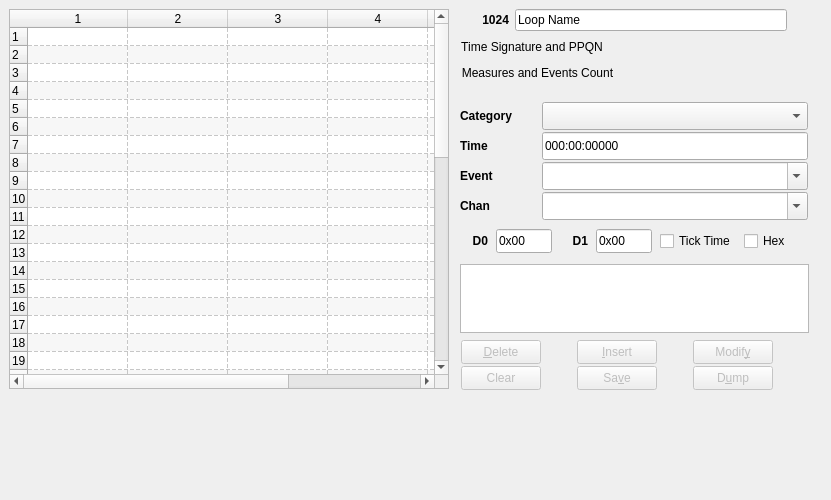
The window that seq_qt5/forms/qseqeventframe.ui (ahlstromcj/seq66) describes before a commit, drawn with Qt 5.
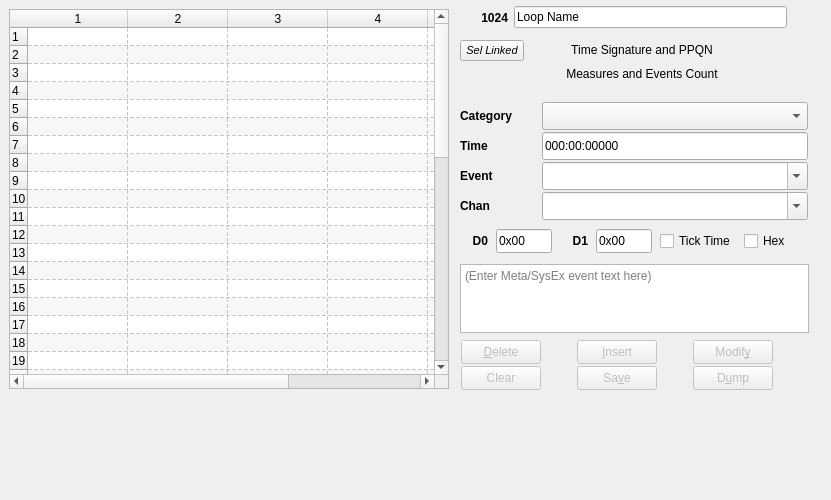
The same window after the commit.

Commit message: Now able to insert Meta Text events in event editor.

What changed in the file:
```diff
--- a/seq_qt5/forms/qseqeventframe.ui
+++ b/seq_qt5/forms/qseqeventframe.ui
@@ -152,6 +152,15 @@
      <verstretch>0</verstretch>
     </sizepolicy>
    </property>
+   <property name="lineWidth">
+    <number>2</number>
+   </property>
+   <property name="horizontalScrollBarPolicy">
+    <enum>Qt::ScrollBarAlwaysOff</enum>
+   </property>
+   <property name="placeholderText">
+    <string>(Enter Meta/SysEx event text here)</string>
+   </property>
   </widget>
   <widget class="QWidget" name="layoutWidget">
    <property name="geometry">
@@ -329,143 +338,6 @@
     </item>
    </layout>
   </widget>
-  <widget class="QWidget" name="layoutWidget">
-   <property name="geometry">
-    <rect>
-     <x>461</x>
-     <y>9</y>
-     <width>349</width>
-     <height>86</height>
-    </rect>
-   </property>
-   <layout class="QVBoxLayout" name="verticalLayout">
-    <property name="sizeConstraint">
-     <enum>QLayout::SetFixedSize</enum>
-    </property>
-    <item>
-     <layout class="QHBoxLayout" name="horizontalLayout_2" stretch="0,0">
-      <property name="spacing">
-       <number>6</number>
-      </property>
-      <property name="sizeConstraint">
-       <enum>QLayout::SetMinimumSize</enum>
-      </property>
-      <property name="rightMargin">
-       <number>10</number>
-      </property>
-      <item>
-       <widget class="QLabel" name="label_seq_number">
-        <property name="minimumSize">
-         <size>
-          <width>48</width>
-          <height>0</height>
-         </size>
-        </property>
-        <property name="maximumSize">
-         <size>
-          <width>48</width>
-          <height>16777215</height>
-         </size>
-        </property>
-        <property name="font">
-         <font>
-          <weight>75</weight>
-          <bold>true</bold>
-         </font>
-        </property>
-        <property name="text">
-         <string>1024</string>
-        </property>
-        <property name="alignment">
-         <set>Qt::AlignRight|Qt::AlignTrailing|Qt::AlignVCenter</set>
-        </property>
-       </widget>
-      </item>
-      <item>
-       <widget class="QLineEdit" name="m_entry_name">
-        <property name="sizePolicy">
-         <sizepolicy hsizetype="MinimumExpanding" vsizetype="Fixed">
-          <horstretch>0</horstretch>
-          <verstretch>0</verstretch>
-         </sizepolicy>
-        </property>
-        <property name="minimumSize">
-         <size>
-          <width>272</width>
-          <height>0</height>
-         </size>
-        </property>
-        <property name="maximumSize">
-         <size>
-          <width>9999</width>
-          <height>16777215</height>
-         </size>
-        </property>
-        <property name="text">
-         <string>Loop Name</string>
-        </property>
-       </widget>
-      </item>
-     </layout>
-    </item>
-    <item>
-     <widget class="QLabel" name="label_time_sig">
-      <property name="sizePolicy">
-       <sizepolicy hsizetype="Fixed" vsizetype="Preferred">
-        <horstretch>0</horstretch>
-        <verstretch>0</verstretch>
-       </sizepolicy>
-      </property>
-      <property name="minimumSize">
-       <size>
-        <width>0</width>
-        <height>20</height>
-       </size>
-      </property>
-      <property name="maximumSize">
-       <size>
-        <width>16777215</width>
-        <height>20</height>
-       </size>
-      </property>
-      <property name="text">
-       <string>Time Signature and PPQN</string>
-      </property>
-      <property name="alignment">
-       <set>Qt::AlignCenter</set>
-      </property>
-     </widget>
-    </item>
-    <item>
-     <widget class="QLabel" name="label_measures_ev_count">
-      <property name="sizePolicy">
-       <sizepolicy hsizetype="Fixed" vsizetype="Preferred">
-        <horstretch>0</horstretch>
-        <verstretch>0</verstretch>
-       </sizepolicy>
-      </property>
-      <property name="minimumSize">
-       <size>
-        <width>0</width>
-        <height>20</height>
-       </size>
-      </property>
-      <property name="maximumSize">
-       <size>
-        <width>16777215</width>
-        <height>20</height>
-       </size>
-      </property>
-      <property name="text">
-       <string>Measures and Events Count</string>
-      </property>
-      <property name="alignment">
-       <set>Qt::AlignCenter</set>
-      </property>
-     </widget>
-    </item>
-   </layout>
-  </widget>
   <widget class="QWidget" name="layoutWidget">
    <property name="geometry">
     <rect>
@@ -818,6 +690,200 @@
     </item>
    </layout>
   </widget>
+  <widget class="QWidget" name="layoutWidget">
+   <property name="geometry">
+    <rect>
+     <x>460</x>
+     <y>4</y>
+     <width>337</width>
+     <height>27</height>
+    </rect>
+   </property>
+   <layout class="QHBoxLayout" name="horizontalLayout_2" stretch="0,0">
+    <property name="spacing">
+     <number>6</number>
+    </property>
+    <property name="sizeConstraint">
+     <enum>QLayout::SetMinimumSize</enum>
+    </property>
+    <property name="rightMargin">
+     <number>10</number>
+    </property>
+    <item>
+     <widget class="QLabel" name="label_seq_number">
+      <property name="minimumSize">
+       <size>
+        <width>48</width>
+        <height>0</height>
+       </size>
+      </property>
+      <property name="maximumSize">
+       <size>
+        <width>48</width>
+        <height>16777215</height>
+       </size>
+      </property>
+      <property name="font">
+       <font>
+        <weight>75</weight>
+        <bold>true</bold>
+       </font>
+      </property>
+      <property name="text">
+       <string>1024</string>
+      </property>
+      <property name="alignment">
+       <set>Qt::AlignRight|Qt::AlignTrailing|Qt::AlignVCenter</set>
+      </property>
+     </widget>
+    </item>
+    <item>
+     <widget class="QLineEdit" name="m_entry_name">
+      <property name="sizePolicy">
+       <sizepolicy hsizetype="MinimumExpanding" vsizetype="Fixed">
+        <horstretch>0</horstretch>
+        <verstretch>0</verstretch>
+       </sizepolicy>
+      </property>
+      <property name="minimumSize">
+       <size>
+        <width>272</width>
+        <height>0</height>
+       </size>
+      </property>
+      <property name="maximumSize">
+       <size>
+        <width>9999</width>
+        <height>16777215</height>
+       </size>
+      </property>
+      <property name="text">
+       <string>Loop Name</string>
+      </property>
+     </widget>
+    </item>
+   </layout>
+  </widget>
+  <widget class="QWidget" name="layoutWidget">
+   <property name="geometry">
+    <rect>
+     <x>460</x>
+     <y>40</y>
+     <width>321</width>
+     <height>58</height>
+    </rect>
+   </property>
+   <layout class="QGridLayout" name="gridLayout_4" rowstretch="0,0" columnstretch="1,6">
+    <property name="sizeConstraint">
+     <enum>QLayout::SetFixedSize</enum>
+    </property>
+    <property name="verticalSpacing">
+     <number>2</number>
+    </property>
+    <item row="0" column="0">
+     <widget class="QPushButton" name="button_link">
+      <property name="maximumSize">
+       <size>
+        <width>64</width>
+        <height>16777215</height>
+       </size>
+      </property>
+      <property name="font">
+       <font>
+        <pointsize>8</pointsize>
+        <italic>true</italic>
+       </font>
+      </property>
+      <property name="toolTip">
+       <string>If enabled, this setting allows two linked
+Note events to be selected at the
+same time.</string>
+      </property>
+      <property name="text">
+       <string>Sel Linked</string>
+      </property>
+      <property name="checkable">
+       <bool>true</bool>
+      </property>
+      <property name="flat">
+       <bool>false</bool>
+      </property>
+     </widget>
+    </item>
+    <item row="0" column="1">
+     <widget class="QLabel" name="label_time_sig">
+      <property name="sizePolicy">
+       <sizepolicy hsizetype="Fixed" vsizetype="Preferred">
+        <horstretch>0</horstretch>
+        <verstretch>0</verstretch>
+       </sizepolicy>
+      </property>
+      <property name="minimumSize">
+       <size>
+        <width>224</width>
+        <height>20</height>
+       </size>
+      </property>
+      <property name="maximumSize">
+       <size>
+        <width>16777215</width>
+        <height>20</height>
+       </size>
+      </property>
+      <property name="text">
+       <string>Time Signature and PPQN</string>
+      </property>
+      <property name="alignment">
+       <set>Qt::AlignCenter</set>
+      </property>
+     </widget>
+    </item>
+    <item row="1" column="0">
+     <widget class="QPushButton" name="button_blank">
+      <property name="maximumSize">
+       <size>
+        <width>64</width>
+        <height>16777215</height>
+       </size>
+      </property>
+      <property name="text">
+       <string/>
+      </property>
+      <property name="flat">
+       <bool>true</bool>
+      </property>
+     </widget>
+    </item>
+    <item row="1" column="1">
+     <widget class="QLabel" name="label_measures_ev_count">
+      <property name="sizePolicy">
+       <sizepolicy hsizetype="Fixed" vsizetype="Preferred">
+        <horstretch>0</horstretch>
+        <verstretch>0</verstretch>
+       </sizepolicy>
+      </property>
+      <property name="minimumSize">
+       <size>
+        <width>224</width>
+        <height>20</height>
+       </size>
+      </property>
+      <property name="maximumSize">
+       <size>
+        <width>16777215</width>
+        <height>20</height>
+       </size>
+      </property>
+      <property name="text">
+       <string>Measures and Events Count</string>
+      </property>
+      <property name="alignment">
+       <set>Qt::AlignCenter</set>
+      </property>
+     </widget>
+    </item>
+   </layout>
+  </widget>
  </widget>
  <tabstops>
   <tabstop>eventTableWidget</tabstop>
```
The commit also changes 13 other files.
